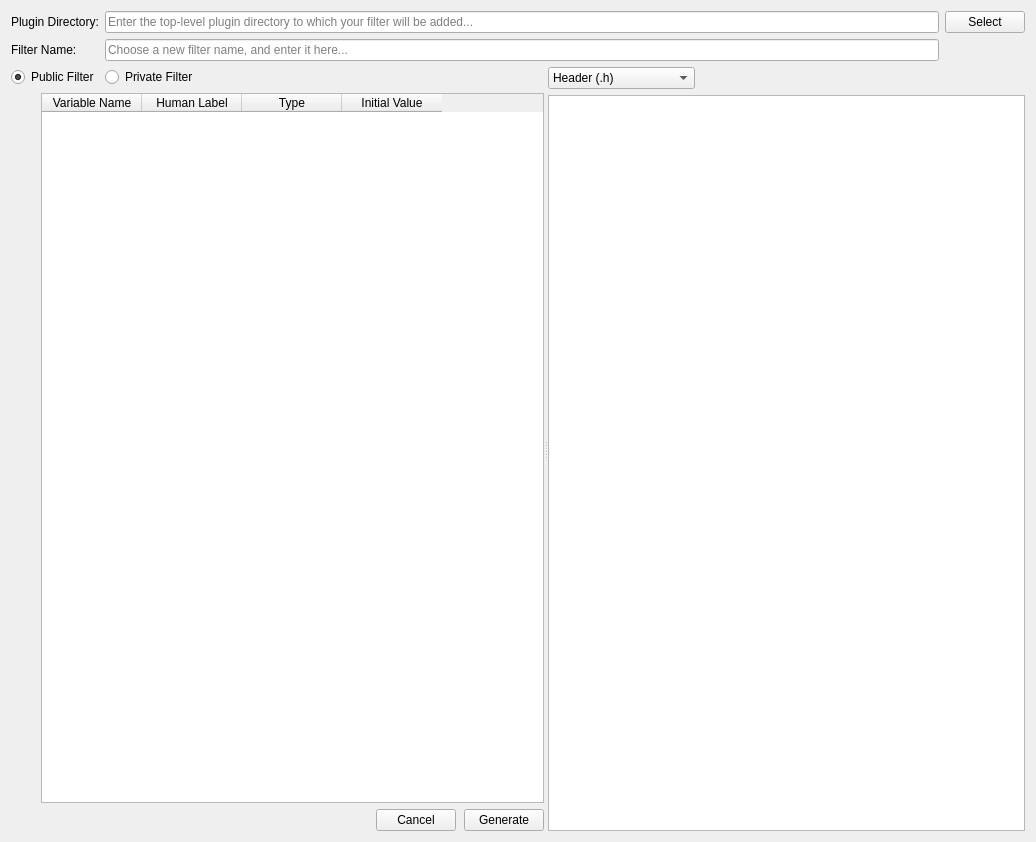
Old version of the form Source/Applications/PluginMaker/UI_Files/FilterMaker.ui in the repository BlueQuartzSoftware/DREAM3D.
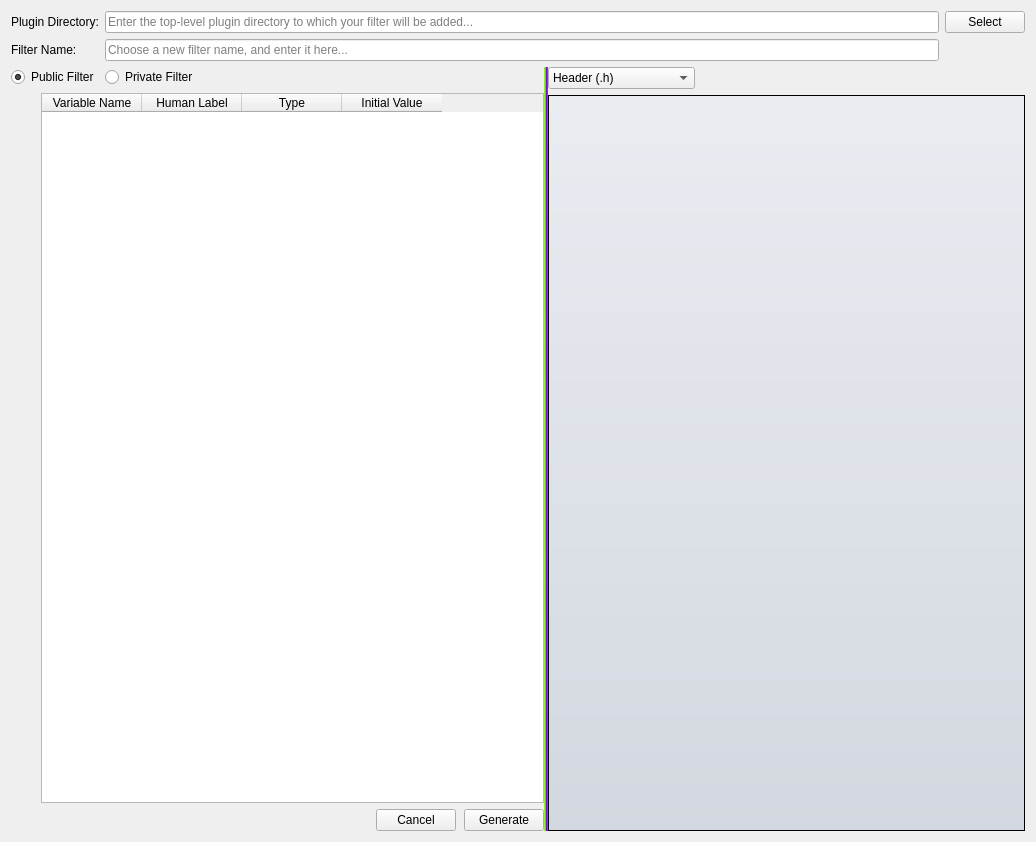
New version of the form. Icons and pictures are not drawn. Custom widgets are drawn as their Qt base class.

Commit message:
Moved DREAM3DSplitter to QtSupport and added it to FilterMaker and PluginMaker.
updates #327.

What changed in the file:
```diff
--- a/Source/Applications/PluginMaker/UI_Files/FilterMaker.ui
+++ b/Source/Applications/PluginMaker/UI_Files/FilterMaker.ui
@@ -54,7 +54,13 @@
     </layout>
    </item>
    <item row="1" column="0">
-    <widget class="QSplitter" name="splitter">
+    <widget class="DREAM3DSplitter" name="splitter">
+     <property name="styleSheet">
+      <string notr="true">QSplitter::handle {
+    
+	background-color: qlineargradient(spread:pad, x1:0, y1:0, x2:1, y2:0, stop:0 rgba(255, 0, 0, 255), stop:0.166 rgba(255, 255, 0, 255), stop:0.333 rgba(0, 255, 0, 255), stop:0.5 rgba(0, 255, 255, 255), stop:0.666 rgba(0, 0, 255, 255), stop:0.833 rgba(255, 0, 255, 255), stop:1 rgba(255, 0, 0, 255));
+}</string>
+     </property>
      <property name="orientation">
       <enum>Qt::Horizontal</enum>
      </property>
@@ -319,6 +325,12 @@
        </item>
        <item row="1" column="0" colspan="2">
         <widget class="QTextEdit" name="codeViewer">
+         <property name="styleSheet">
+          <string notr="true">QTextEdit
+  {
+  background-color: qlineargradient(spread:pad, x1:0, y1:0, x2:0, y2:1, stop:0 rgba(233, 236, 241, 255), stop:1.0 rgba(211, 216, 224, 255));
+  }</string>
+         </property>
          <property name="readOnly">
           <bool>true</bool>
          </property>
@@ -336,6 +348,12 @@
    <extends>QLabel</extends>
    <header>QtSupport/QFSDropLabel.h</header>
   </customwidget>
+  <customwidget>
+   <class>DREAM3DSplitter</class>
+   <extends>QSplitter</extends>
+   <header location="global">QtSupport/DREAM3DSplitter.h</header>
+   <container>1</container>
+  </customwidget>
  </customwidgets>
  <resources>
   <include location="../../../../Resources/icons/images/Icons.qrc"/>
```
Left out of the diff: 3 changed lines with no effect on the pictures. The commit also changes 9 other files.
